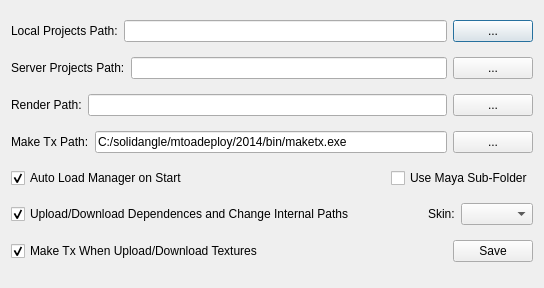
The window that pipe/settings/settings.ui (skarone/PipeL) describes before a commit, drawn with Qt 5.
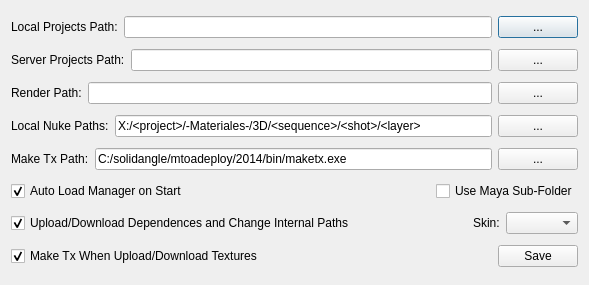
The same window after the commit.

Commit message: adding local path for nuke reads in settings

```diff
--- a/pipe/settings/settings.ui
+++ b/pipe/settings/settings.ui
@@ -6,8 +6,8 @@
    <rect>
     <x>0</x>
     <y>0</y>
-    <width>544</width>
-    <height>288</height>
+    <width>589</width>
+    <height>285</height>
    </rect>
   </property>
   <property name="windowTitle">
@@ -77,6 +77,31 @@
      </item>
     </layout>
    </item>
+   <item>
+    <layout class="QHBoxLayout" name="horizontalLayout_8">
+     <item>
+      <widget class="QLabel" name="label_6">
+       <property name="text">
+        <string>Local Nuke Paths:</string>
+       </property>
+      </widget>
+     </item>
+     <item>
+      <widget class="QLineEdit" name="nukeLocalPath_le">
+       <property name="text">
+        <string>X:/&lt;project&gt;/-Materiales-/3D/&lt;sequence&gt;/&lt;shot&gt;/&lt;layer&gt;</string>
+       </property>
+      </widget>
+     </item>
+     <item>
+      <widget class="QPushButton" name="setLocalNukePath_btn">
+       <property name="text">
+        <string>...</string>
+       </property>
+      </widget>
+     </item>
+    </layout>
+   </item>
    <item>
     <layout class="QHBoxLayout" name="horizontalLayout_7">
      <item>
```
